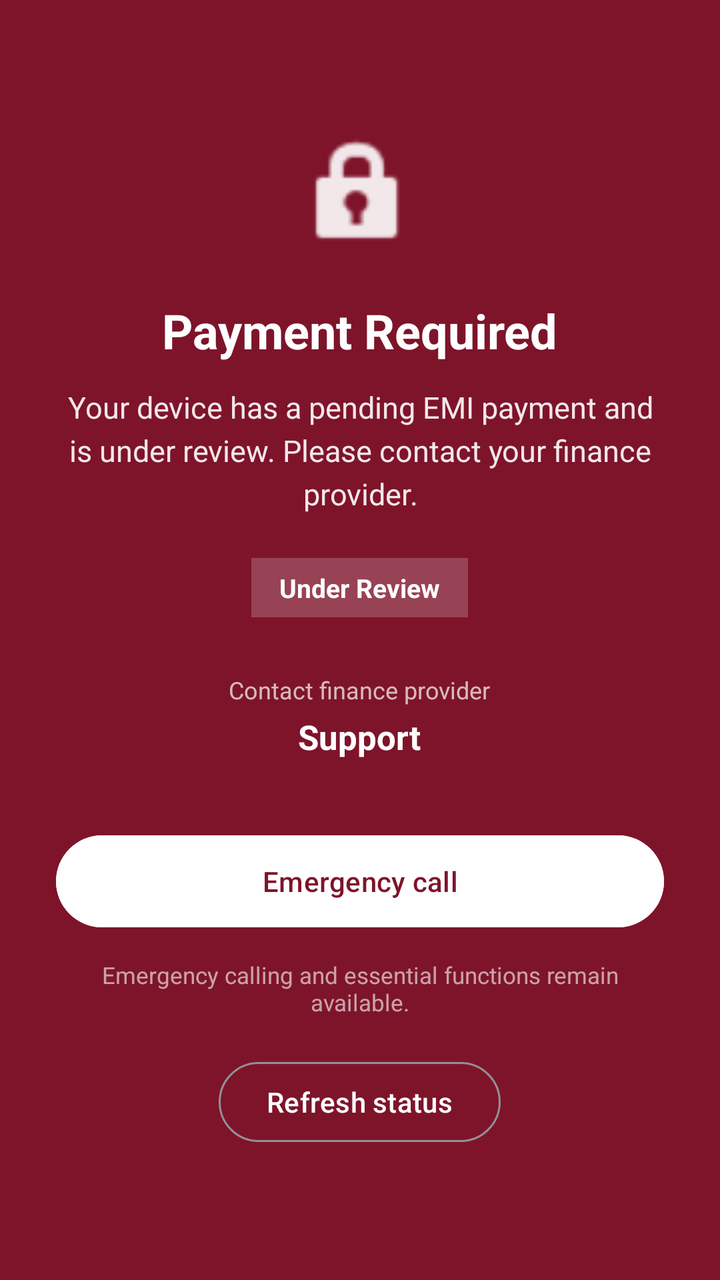
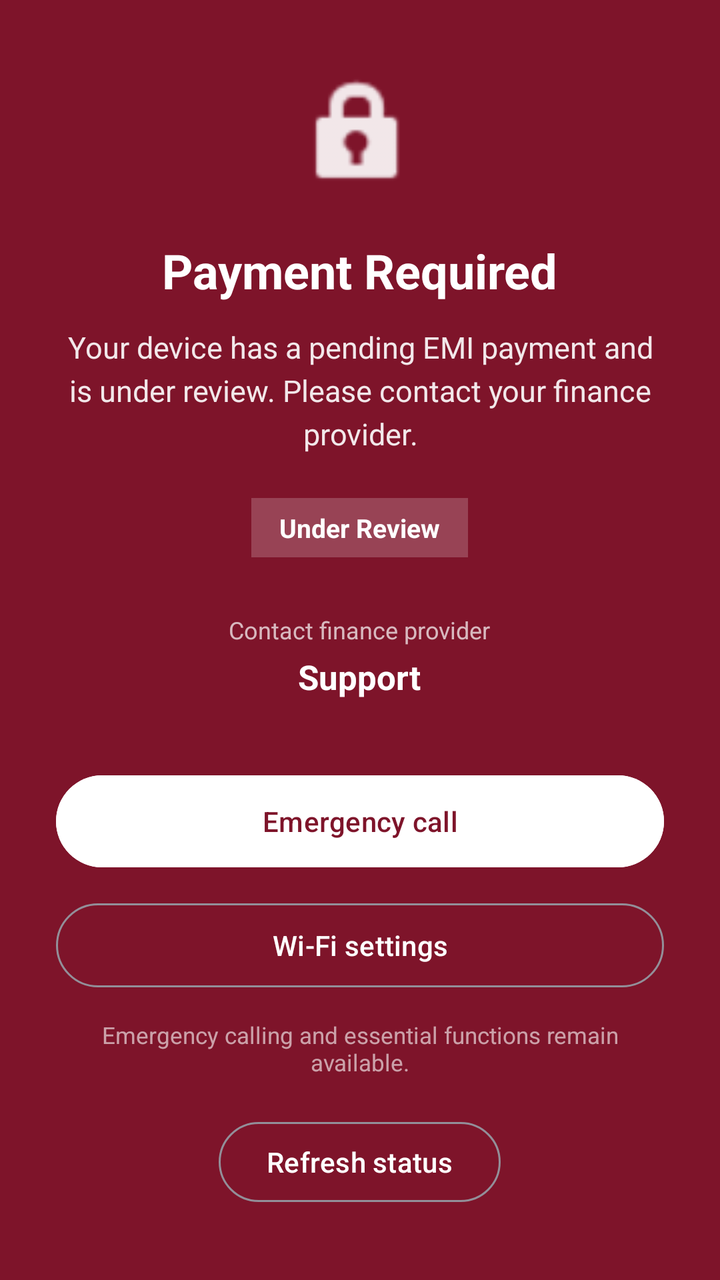

Screens rendered from an Android XML layout before and after an edit, with the pre-edit source and the edit as a unified diff.
<!-- AndroidManifest.xml: activity theme Theme.FinanceKey.Restricted -->
<!-- res/layout/activity_restricted.xml -->
<?xml version="1.0" encoding="utf-8"?>
<ScrollView xmlns:android="http://schemas.android.com/apk/res/android"
    xmlns:app="http://schemas.android.com/apk/res-auto"
    android:layout_width="match_parent"
    android:layout_height="match_parent"
    android:fillViewport="true"
    android:background="@color/crit_dark">

    <LinearLayout
        android:layout_width="match_parent"
        android:layout_height="match_parent"
        android:orientation="vertical"
        android:gravity="center"
        android:padding="28dp">

        <ImageView
            android:layout_width="64dp"
            android:layout_height="64dp"
            android:src="@android:drawable/ic_lock_idle_lock"
            app:tint="@color/white"
            android:alpha="0.9"
            android:contentDescription="@string/payment_required" />

        <TextView
            android:layout_width="wrap_content"
            android:layout_height="wrap_content"
            android:layout_marginTop="20dp"
            android:text="@string/payment_required"
            android:textColor="@color/white"
            android:textSize="24sp"
            android:textStyle="bold" />

        <TextView
            android:id="@+id/reasonText"
            android:layout_width="match_parent"
            android:layout_height="wrap_content"
            android:layout_marginTop="12dp"
            android:gravity="center"
            android:text="@string/restricted_default_reason"
            android:textColor="#E6FFFFFF"
            android:textSize="15sp"
            android:lineSpacingExtra="4dp" />

        <TextView
            android:layout_width="wrap_content"
            android:layout_height="wrap_content"
            android:layout_marginTop="22dp"
            android:text="@string/under_review"
            android:background="#33FFFFFF"
            android:paddingStart="14dp"
            android:paddingEnd="14dp"
            android:paddingTop="6dp"
            android:paddingBottom="6dp"
            android:textColor="@color/white"
            android:textStyle="bold"
            android:textSize="13sp" />

        <TextView
            android:layout_width="wrap_content"
            android:layout_height="wrap_content"
            android:layout_marginTop="28dp"
            android:text="@string/contact_provider"
            android:textColor="#B3FFFFFF"
            android:textSize="12sp" />

        <TextView
            android:id="@+id/contactText"
            android:layout_width="wrap_content"
            android:layout_height="wrap_content"
            android:layout_marginTop="4dp"
            android:text="@string/support"
            android:textColor="@color/white"
            android:textSize="17sp"
            android:textStyle="bold" />

        <Button
            android:id="@+id/btnEmergency"
            android:layout_width="match_parent"
            android:layout_height="54dp"
            android:layout_marginTop="34dp"
            android:text="@string/emergency_call"
            android:backgroundTint="@color/white"
            android:textColor="@color/crit_dark" />

        <TextView
            android:layout_width="match_parent"
            android:layout_height="wrap_content"
            android:layout_marginTop="12dp"
            android:gravity="center"
            android:text="@string/emergency_note"
            android:textColor="#99FFFFFF"
            android:textSize="11.5sp" />

        <Button
            android:id="@+id/btnRefresh"
            style="?attr/materialButtonOutlinedStyle"
            android:layout_width="wrap_content"
            android:layout_height="wrap_content"
            android:layout_marginTop="18dp"
            android:text="@string/refresh_status"
            android:textColor="@color/white" />
    </LinearLayout>
</ScrollView>
<!-- resources referenced by this layout -->
<resources>
  <color name="crit_dark">#FF7E142A</color>
  <color name="white">#FFFFFFFF</color>
  <string name="contact_provider">Contact finance provider</string>
  <string name="emergency_call">Emergency call</string>
  <string name="emergency_note">Emergency calling and essential functions remain available.</string>
  <string name="payment_required">Payment Required</string>
  <string name="refresh_status">Refresh status</string>
  <string name="restricted_default_reason">Your device has a pending EMI payment and is under review. Please contact your finance provider.</string>
  <string name="support">Support</string>
  <string name="under_review">Under Review</string>
  <style name="Theme.FinanceKey.Restricted" parent="Theme.Material3.Dark.NoActionBar">
          <item name="android:windowBackground">@color/crit_dark</item>
          <item name="android:statusBarColor">@color/crit_dark</item>
      </style>
</resources>

<!-- the commit's change to res/layout/activity_restricted.xml (unified diff, before → after) -->
@@ -82,6 +82,15 @@
             android:backgroundTint="@color/white"
             android:textColor="@color/crit_dark" />
 
+        <Button
+            android:id="@+id/btnWifi"
+            style="?attr/materialButtonOutlinedStyle"
+            android:layout_width="match_parent"
+            android:layout_height="50dp"
+            android:layout_marginTop="10dp"
+            android:text="@string/wifi_settings"
+            android:textColor="@color/white" />
+
         <TextView
             android:layout_width="match_parent"
             android:layout_height="wrap_content"
<!-- resource entries referenced after the edit -->
@@ -10,6 +10,7 @@
   <string name="restricted_default_reason">Your device has a pending EMI payment and is under review. Please contact your finance provider.</string>
   <string name="support">Support</string>
   <string name="under_review">Under Review</string>
+  <string name="wifi_settings">Wi-Fi settings</string>
   <style name="Theme.FinanceKey.Restricted" parent="Theme.Material3.Dark.NoActionBar">
           <item name="android:windowBackground">@color/crit_dark</item>
           <item name="android:statusBarColor">@color/crit_dark</item>
